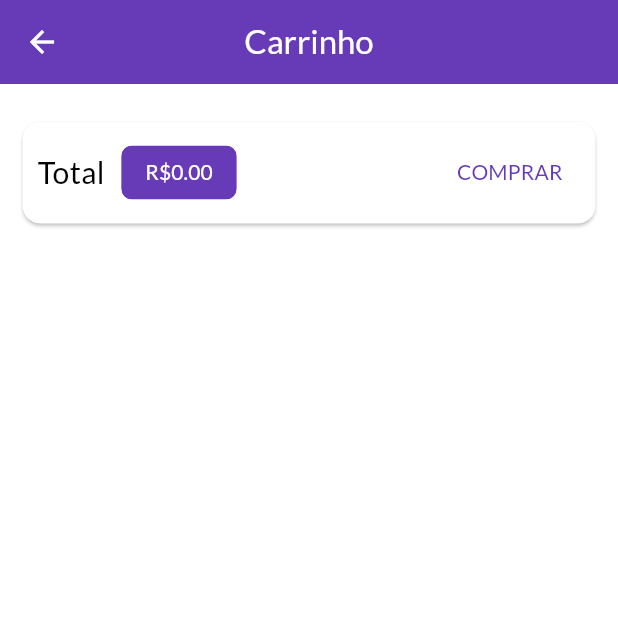
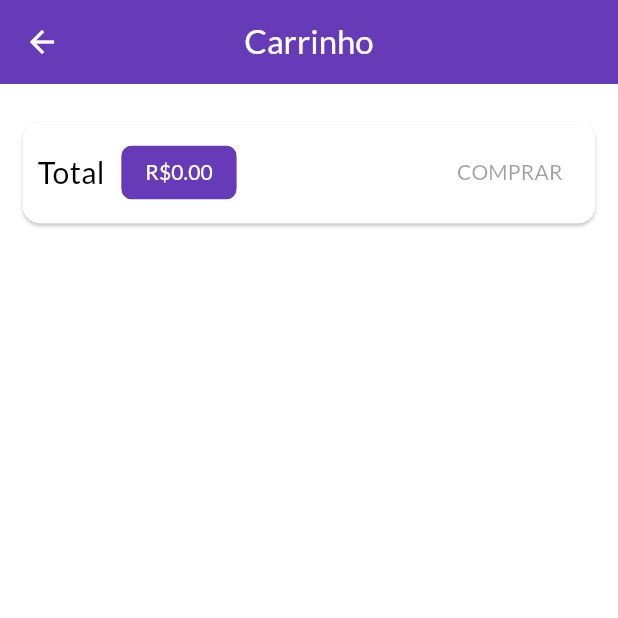
Before and after one commit to evertonbrunosds/Shop, a Flutter app: the CartPage screen opened by its route, on a phone screen of 412 x 824 dp, the top half of it. Run offline on Flutter 3.47's test engine with Material 3 defaults, Android fonts, the phone set to English and light mode, and no system bars; network calls fail.

Commit message:
feat: implementa adição de pedidos de forma assíncrona com tratamento de erro e refatora botão de compra

```diff
--- a/lib/pages/cart_page.dart
+++ b/lib/pages/cart_page.dart
@@ -37,19 +37,7 @@ class CartPage extends StatelessWidget {
                     backgroundColor: Theme.of(context).colorScheme.primary,
                   ),
                   Spacer(),
-                  TextButton(
-                    onPressed: () {
-                      Provider.of<OrderList>(
-                        context,
-                        listen: false,
-                      ).addOrder(cart);
-                      cart.clear();
-                    },
-                    style: TextButton.styleFrom(
-                      foregroundColor: Theme.of(context).colorScheme.primary,
-                    ),
-                    child: const Text('COMPRAR'),
-                  ),
+                  CartButton(cart: cart),
                 ],
               ),
             ),
@@ -65,3 +53,39 @@ class CartPage extends StatelessWidget {
     );
   }
 }
+
+class CartButton extends StatefulWidget {
+  const CartButton({super.key, required this.cart});
+
+  final Cart cart;
+
+  @override
+  State<CartButton> createState() => _CartButtonState();
+}
+
+class _CartButtonState extends State<CartButton> {
+  bool _isLoading = false;
+  @override
+  Widget build(BuildContext context) {
+    return _isLoading
+        ? CircularProgressIndicator()
+        : TextButton(
+          onPressed:
+              widget.cart.itemsCount == 0
+                  ? null
+                  : () async {
+                    setState(() => _isLoading = true);
+                    await Provider.of<OrderList>(
+                      context,
+                      listen: false,
+                    ).addOrder(widget.cart);
+                    setState(() => _isLoading = true);
+                    widget.cart.clear();
+                  },
+          style: TextButton.styleFrom(
+            foregroundColor: Theme.of(context).colorScheme.primary,
+          ),
+          child: const Text('COMPRAR'),
+        );
+  }
+}
--- a/lib/utils/constants.dart
+++ b/lib/utils/constants.dart
@@ -1,5 +1,7 @@
 class Constants {
   static final _baseUrl =
       'https://shop-cod3r-2-a90a3-default-rtdb.firebaseio.com';
+
   static final productsUrl = '$_baseUrl/products';
+  static final ordersUrl = '$_baseUrl/orders';
 }
```
Also changed, not shown: lib/models/order_list.dart (+27 -4 lines).
